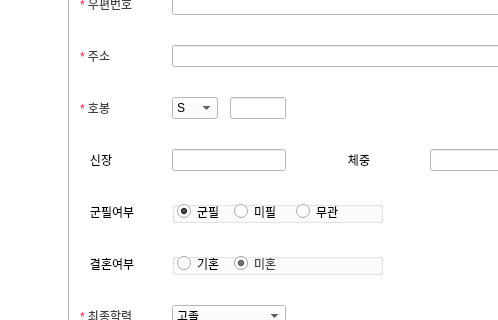
First picture: the form in emp_edit.ui, repository hyeona-jeong/HRIS, before the edit; both pictures show x 229 to 727 and y 457 to 777 of the 1280 by 921 pixel window.
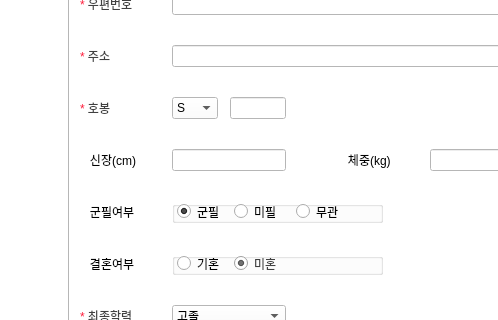
Second picture: the form after the edit. Icons and pictures are not drawn.

The edit to the form file:
```diff
--- a/emp_edit.ui
+++ b/emp_edit.ui
@@ -2066,7 +2066,7 @@
                    </size>
                   </property>
                   <property name="text">
-                   <string>   신장</string>
+                   <string>   신장(cm)</string>
                   </property>
                   <property name="alignment">
                    <set>Qt::AlignLeading|Qt::AlignLeft|Qt::AlignVCenter</set>
@@ -2132,7 +2132,7 @@
                    </size>
                   </property>
                   <property name="text">
-                   <string>   체중</string>
+                   <string>   체중(kg)</string>
                   </property>
                   <property name="alignment">
                    <set>Qt::AlignLeading|Qt::AlignLeft|Qt::AlignVCenter</set>
```
Left out of the diff: 2 changed lines with no effect on the pictures.
